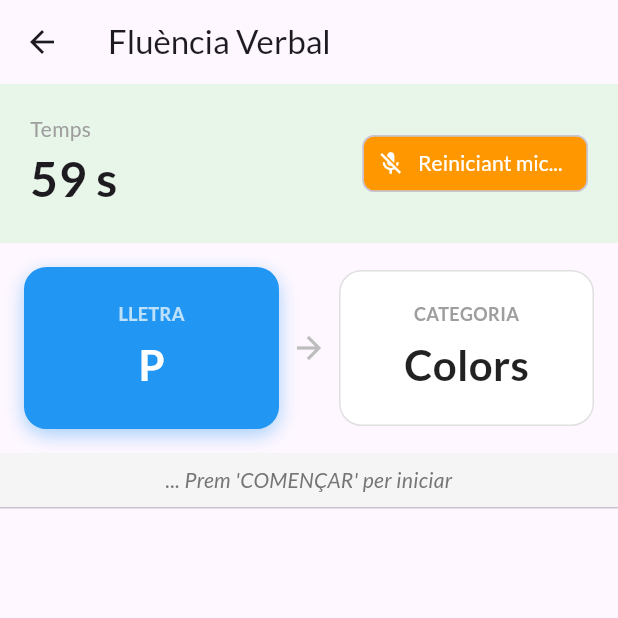
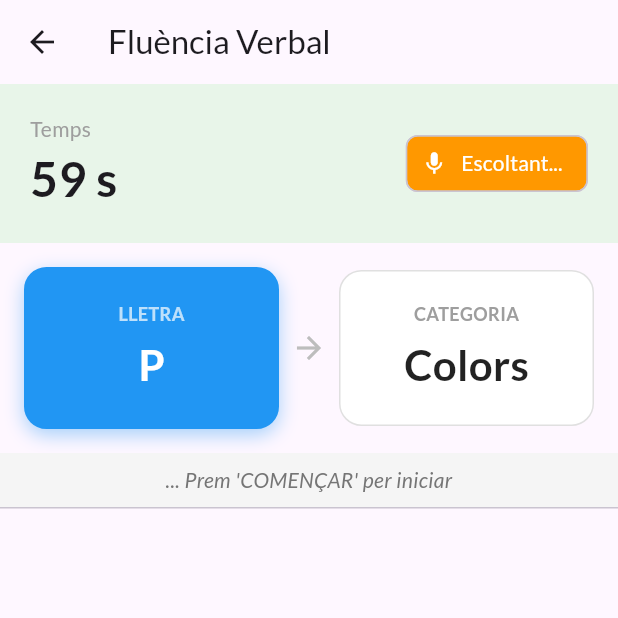
Before and after one commit to oriolmirolf/desboirat, a Flutter app: the FluencyTestScreen screen opened directly, after a tap on "COMENÇAR", on a phone screen of 412 x 824 dp, the top half of it. Run offline on Flutter 3.47's test engine with Material 3 defaults, Android fonts, the phone set to English and light mode, and no system bars; our stand-ins replace flutter_dotenv, google_fonts, google_generative_ai, speech_to_text.

Commit message:
fix: UI fixes

```diff
--- a/desboirat/lib/screens/fluency_test.dart
+++ b/desboirat/lib/screens/fluency_test.dart
@@ -115,7 +115,7 @@ class _FluencyTestScreenState extends State<FluencyTestScreen> {
       await _speech.listen(
         localeId: "ca-ES", // Catalan
         listenFor: Duration(seconds: 60), // Try to listen for the whole minute
-        pauseFor: Duration(seconds: 3),   // Allow 3s silence before it "cuts" (and auto-restarts)
+        pauseFor: Duration(seconds: 60),   // Allow 3s silence before it "cuts" (and auto-restarts)
         partialResults: true,             // We need this to validate words instantly
         onResult: (val) {
           if (!mounted) return;
@@ -229,9 +229,9 @@ class _FluencyTestScreenState extends State<FluencyTestScreen> {
                   ),
                 if (_isGameActive)
                   Chip(
-                    avatar: Icon(_isListening ? Icons.mic : Icons.mic_off, color: Colors.white, size: 18),
-                    label: Text(_isListening ? "Escoltant..." : "Reiniciant mic...", style: TextStyle(color: Colors.white)),
-                    backgroundColor: _isListening ? Colors.red : Colors.orange,
+                    avatar: Icon(Icons.mic, color: Colors.white, size: 18),
+                    label: Text("Escoltant..." , style: TextStyle(color: Colors.white)),
+                    backgroundColor: Colors.orange,
                   )
               ],
             ),
```
Also changed, not shown: desboirat/lib/screens/memory_test.dart (+19 -11 lines).
